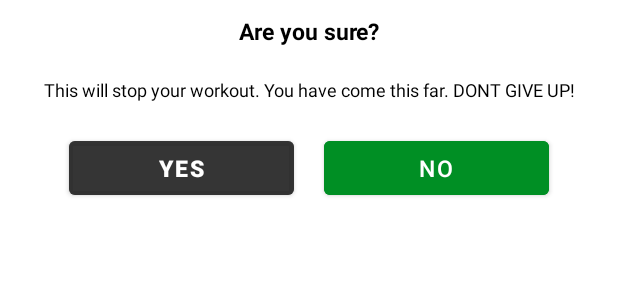
After one commit to LukaszKrolicki/7minApp, an Android app: the layout back_dialog.xml on its own in the app's theme, with its tools: preview values and no code run, on a phone screen of 412 x 824 dp. The commit adds this screen. Shown: the top 300 px of the screen. Run offline under Robolectric (Android 15) with nearby library versions, the phone set to English and light mode, and no system bars.

Commit message:
Accept BACK dialog added

```diff
--- /dev/null
+++ b/app/src/main/res/layout/back_dialog.xml
@@ -0,0 +1,74 @@
+<?xml version="1.0" encoding="utf-8"?>
+<androidx.constraintlayout.widget.ConstraintLayout xmlns:android="http://schemas.android.com/apk/res/android"
+    android:layout_width="match_parent"
+    android:layout_height="match_parent"
+    xmlns:app="http://schemas.android.com/apk/res-auto">
+
+    <TextView
+        android:id="@+id/alertDialog"
+        android:layout_width="wrap_content"
+        android:layout_height="wrap_content"
+        android:text="Are you sure?"
+        android:layout_marginHorizontal="20dp"
+        android:textStyle="bold"
+        android:padding="10dp"
+        android:textSize="15dp"
+        android:textColor="@color/black"
+        app:layout_constraintEnd_toEndOf="parent"
+        app:layout_constraintStart_toStartOf="parent"
+
+        />
+
+    <TextView
+        android:id="@+id/alertDialog2"
+        android:layout_width="wrap_content"
+        android:layout_height="wrap_content"
+
+        android:text="This will stop your workout. You have come this far. DONT GIVE UP!"
+        android:layout_marginHorizontal="50dp"
+        android:padding="10dp"
+        android:textSize="12dp"
+        android:textColor="@color/black"
+        app:layout_constraintTop_toBottomOf="@id/alertDialog"
+        app:layout_constraintEnd_toEndOf="parent"
+        app:layout_constraintStart_toStartOf="parent"
+
+        />
+
+    <LinearLayout
+        android:id="@+id/ll"
+        android:layout_width="wrap_content"
+        android:layout_height="wrap_content"
+        app:layout_constraintTop_toBottomOf="@id/alertDialog2"
+        app:layout_constraintEnd_toEndOf="parent"
+        app:layout_constraintStart_toStartOf="parent"
+
+        >
+        <Button
+            android:layout_width="150dp"
+            android:layout_height="wrap_content"
+            android:text="Yes"
+            android:textSize="15dp"
+            android:layout_marginHorizontal="10dp"
+            android:textStyle="bold"
+            app:layout_constraintEnd_toStartOf="@id/finishbutton2"
+            android:layout_marginTop="10dp"
+            android:id="@+id/finishbutton1"
+            android:backgroundTint="@color/colorPrimaryDark"
+            />
+        <Button
+            android:layout_width="150dp"
+            android:layout_height="wrap_content"
+            android:text="No"
+            android:textSize="15dp"
+            android:layout_marginHorizontal="10dp"
+            app:layout_constraintStart_toEndOf="@+id/finishbutton1"
+            android:layout_marginTop="10dp"
+            android:id="@+id/finishbutton2"
+            android:backgroundTint="@color/colorAccent"
+            />
+
+    </LinearLayout>
+
+
+</androidx.constraintlayout.widget.ConstraintLayout>
```
Also changed, not shown: app/src/main/java/eu/pl/snk/senseibunny/a7minuteapp/EndActivity.kt (+8 -1 lines), app/src/main/java/eu/pl/snk/senseibunny/a7minuteapp/ExerciseAvtivity.kt (+36 -5 lines), app/src/main/res/layout/end_screen.xml (+6 -5 lines).
